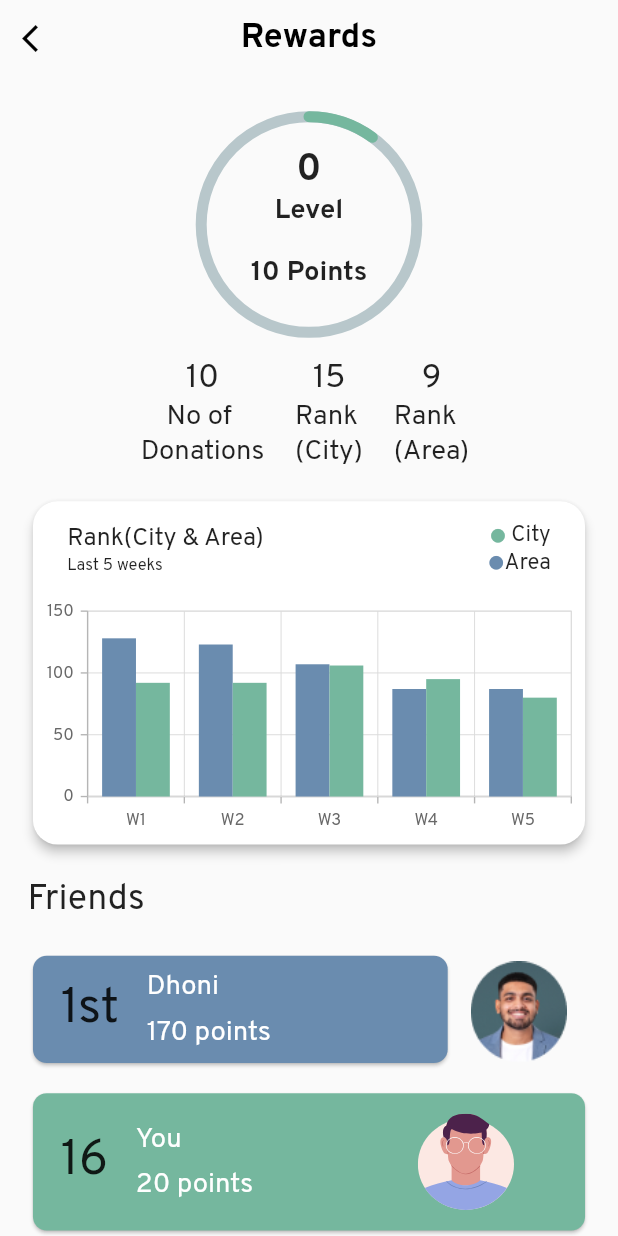
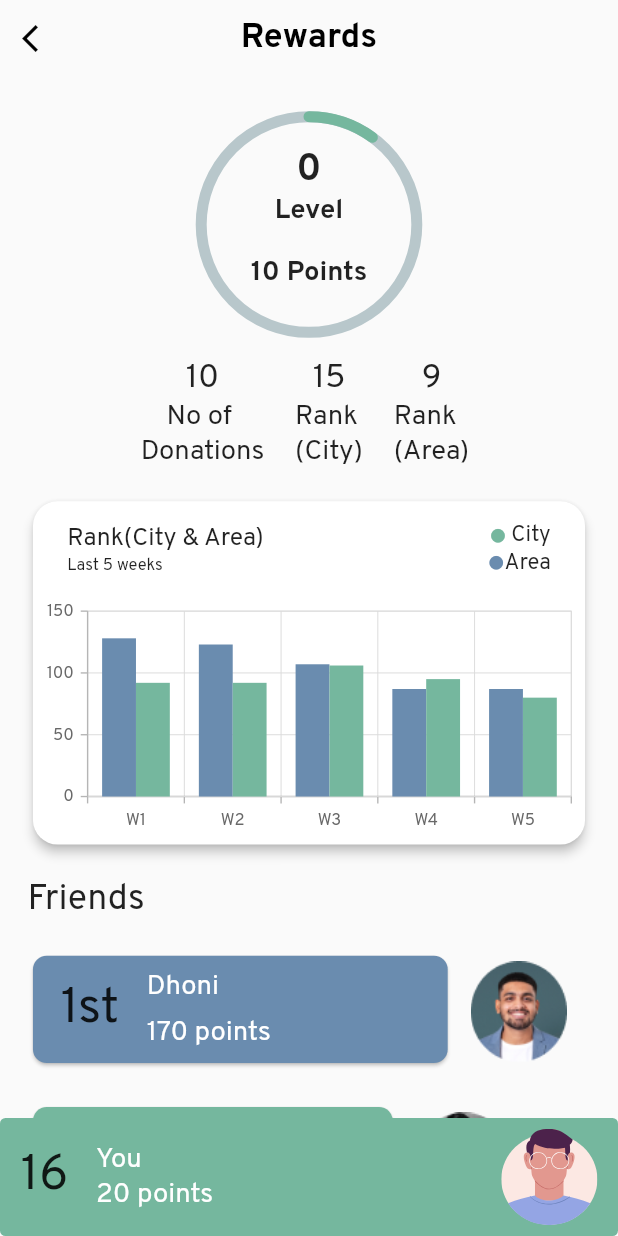
Before and after one commit to tejastamkar/freemorsel, a Flutter app: the Reward screen opened directly, on a phone screen of 412 x 824 dp. Run offline on Flutter 3.47's test engine with Material 2 defaults, Android fonts, the phone set to English and light mode, and no system bars; drawn by our look-alikes of percent_indicator; our stand-ins replace animated_splash_screen, cached_network_image, carousel_indicator, carousel_slider, cloud_firestore, firebase_auth and 18 more; accounts and stored records are empty; project files that could hold a hidden picture were left out.

Commit message:
profile avatar svg fixed and reward page ui fixed

```diff
--- a/lib/screens/reward.dart
+++ b/lib/screens/reward.dart
@@ -542,22 +542,17 @@ class _RewardState extends State<Reward> {
           ),
         ),
       ),
-      bottomNavigationBar: Padding(
-        padding: const EdgeInsets.fromLTRB(20, 0, 20, 0),
-        child: Card(
+      bottomNavigationBar: Card(
+        margin: const EdgeInsets.all(0),
+        elevation: 0,
         color: primary2Color,
-          shape: RoundedRectangleBorder(
-            borderRadius: BorderRadius.circular(10),
-          ),
-          child: Padding(
-            padding: const EdgeInsets.all(10),
         child: Column(
           mainAxisSize: MainAxisSize.min,
-              crossAxisAlignment: CrossAxisAlignment.start,
           children: [
-                Row(
+            Padding(
+              padding: const EdgeInsets.symmetric(horizontal: 15, vertical: 8),
+              child: Row(
                 children: [
-                    const SizedBox(width: 10),
                   const Text(
                     "16",
                     style: TextStyle(
@@ -566,8 +561,9 @@ class _RewardState extends State<Reward> {
                       fontWeight: FontWeight.w400,
                     ),
                   ),
-                    const SizedBox(width: 20),
-                    Column(
+                  Padding(
+                    padding: const EdgeInsets.only(left: 20),
+                    child: Column(
                       crossAxisAlignment: CrossAxisAlignment.start,
                       children: const [
                         Text(
@@ -577,7 +573,6 @@ class _RewardState extends State<Reward> {
                               fontSize: 20,
                               fontWeight: FontWeight.w400),
                         ),
-                        SizedBox(height: 8),
                         Text(
                           "20 points",
                           style: TextStyle(
@@ -587,19 +582,17 @@ class _RewardState extends State<Reward> {
                         ),
                       ],
                     ),
-                    Padding(
-                      padding: const EdgeInsets.fromLTRB(120, 5, 15, 5),
-                      child: SvgPicture.asset(
+                  ),
+                  const Spacer(),
+                  SvgPicture.asset(
                     "assets/profileavatar/avatar-$profilePicSelector.svg",
                     width: 70,
                     height: 70,
                   ),
-                    ),
-                  ],
-                ),
                 ],
               ),
             ),
+          ],
         ),
       ),
     );
```
Also changed, not shown: assets/profileavatar/avatar-1.svg, assets/profileavatar/avatar-2.svg, assets/profileavatar/avatar-3.svg, assets/profileavatar/avatar-4.svg, assets/profileavatar/avatar-5.svg, assets/profileavatar/avatar-6.svg. Lines whose indentation alone changed are shown as unchanged.
